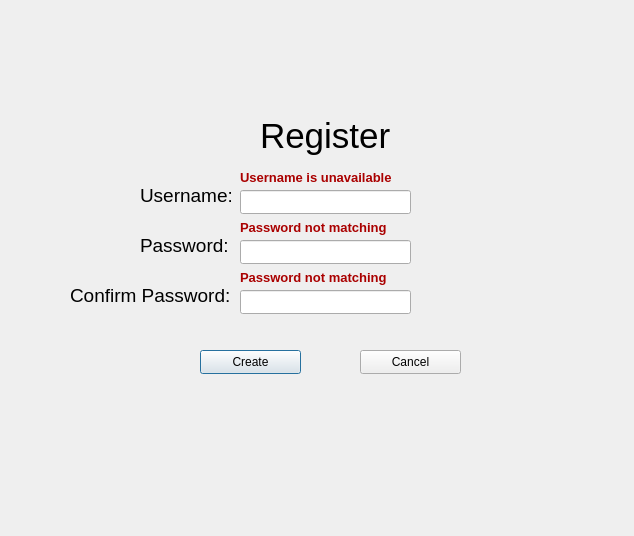
Didi305/Discard, file register.ui: the form before one commit.
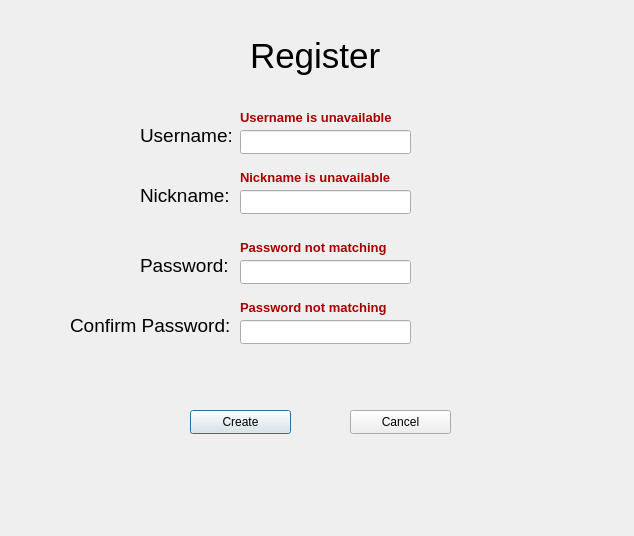
The form after the commit.

What changed in the file:
```diff
--- a/register.ui
+++ b/register.ui
@@ -20,7 +20,7 @@
    <property name="geometry">
     <rect>
      <x>240</x>
-     <y>190</y>
+     <y>130</y>
      <width>171</width>
      <height>24</height>
     </rect>
@@ -30,7 +30,7 @@
    <property name="geometry">
     <rect>
      <x>240</x>
-     <y>240</y>
+     <y>260</y>
      <width>171</width>
      <height>24</height>
     </rect>
@@ -40,7 +40,7 @@
    <property name="geometry">
     <rect>
      <x>140</x>
-     <y>230</y>
+     <y>250</y>
      <width>91</width>
      <height>31</height>
     </rect>
@@ -58,7 +58,7 @@
    <property name="geometry">
     <rect>
      <x>140</x>
-     <y>180</y>
+     <y>120</y>
      <width>91</width>
      <height>31</height>
     </rect>
@@ -75,8 +75,8 @@
   <widget class="QPushButton" name="registerButton">
    <property name="geometry">
     <rect>
-     <x>200</x>
-     <y>350</y>
+     <x>190</x>
+     <y>410</y>
      <width>101</width>
      <height>24</height>
     </rect>
@@ -88,8 +88,8 @@
   <widget class="QPushButton" name="cancelButton">
    <property name="geometry">
     <rect>
-     <x>360</x>
-     <y>350</y>
+     <x>350</x>
+     <y>410</y>
      <width>101</width>
      <height>24</height>
     </rect>
@@ -101,8 +101,8 @@
   <widget class="QLabel" name="label">
    <property name="geometry">
     <rect>
-     <x>260</x>
-     <y>110</y>
+     <x>250</x>
+     <y>30</y>
      <width>151</width>
      <height>51</height>
     </rect>
@@ -120,7 +120,7 @@
    <property name="geometry">
     <rect>
      <x>70</x>
-     <y>280</y>
+     <y>310</y>
      <width>161</width>
      <height>31</height>
     </rect>
@@ -138,7 +138,7 @@
    <property name="geometry">
     <rect>
      <x>240</x>
-     <y>290</y>
+     <y>320</y>
      <width>171</width>
      <height>24</height>
     </rect>
@@ -151,7 +151,7 @@
    <property name="geometry">
     <rect>
      <x>240</x>
-     <y>170</y>
+     <y>110</y>
      <width>151</width>
      <height>16</height>
     </rect>
@@ -176,7 +176,7 @@
    <property name="geometry">
     <rect>
      <x>240</x>
-     <y>270</y>
+     <y>300</y>
      <width>151</width>
      <height>16</height>
     </rect>
@@ -201,7 +201,7 @@
    <property name="geometry">
     <rect>
      <x>240</x>
-     <y>220</y>
+     <y>240</y>
      <width>151</width>
      <height>16</height>
     </rect>
@@ -219,6 +219,62 @@
     <bool>false</bool>
    </property>
   </widget>
+  <widget class="QLabel" name="label_5">
+   <property name="geometry">
+    <rect>
+     <x>140</x>
+     <y>180</y>
+     <width>91</width>
+     <height>31</height>
+    </rect>
+   </property>
+   <property name="font">
+    <font>
+     <pointsize>14</pointsize>
+    </font>
+   </property>
+   <property name="text">
+    <string>Nickname:</string>
+   </property>
+  </widget>
+  <widget class="QLabel" name="nicknameUnavailableError">
+   <property name="enabled">
+    <bool>false</bool>
+   </property>
+   <property name="geometry">
+    <rect>
+     <x>240</x>
+     <y>170</y>
+     <width>151</width>
+     <height>16</height>
+    </rect>
+   </property>
+   <property name="mouseTracking">
+    <bool>true</bool>
+   </property>
+   <property name="frameShape">
+    <enum>QFrame::Shape::NoFrame</enum>
+   </property>
+   <property name="text">
+    <string>&lt;html&gt;&lt;head/&gt;&lt;body&gt;&lt;p&gt;&lt;span style=&quot; font-size:10pt; font-weight:700; color:#aa0000;&quot;&gt;Nickname is unavailable&lt;/span&gt;&lt;/p&gt;&lt;/body&gt;&lt;/html&gt;</string>
+   </property>
+   <property name="scaledContents">
+    <bool>false</bool>
+   </property>
+  </widget>
+  <widget class="QLineEdit" name="registerNickname">
+   <property name="enabled">
+    <bool>true</bool>
+   </property>
+   <property name="geometry">
+    <rect>
+     <x>240</x>
+     <y>190</y>
+     <width>171</width>
+     <height>24</height>
+    </rect>
+   </property>
+  </widget>
   <zorder>usernameUnavailableError</zorder>
   <zorder>registerUsername</zorder>
   <zorder>registerPassword</zorder>
```
Left out of the diff: 3 changed lines with no effect on the pictures.
